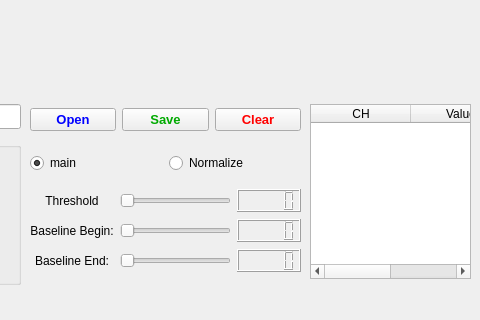
First picture: the form in CT_Manager.ui, repository wwlouis00/Cycle-threshold-value, before the edit; both pictures show x 250 to 730 and y 100 to 420 of the 730 by 420 pixel window.
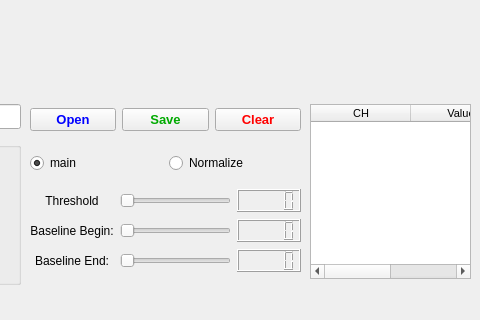
Second picture: the form after the edit. Custom widgets are drawn as their Qt base class.

Diff of the .ui file:
```diff
--- a/CT_Manager.ui
+++ b/CT_Manager.ui
@@ -465,6 +465,11 @@
       <height>175</height>
      </rect>
     </property>
+    <property name="font">
+     <font>
+      <pointsize>8</pointsize>
+     </font>
+    </property>
     <column>
      <property name="text">
       <string>CH</string>
```
Left out of the diff: 3 changed lines with no effect on the pictures.
